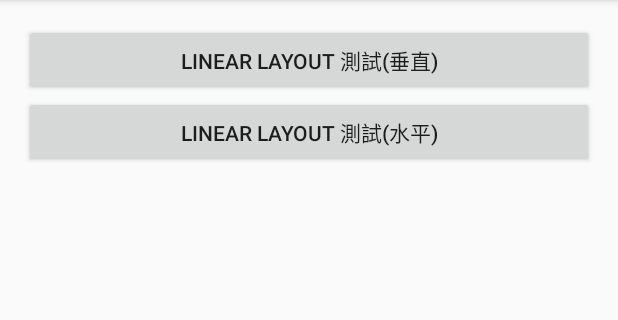
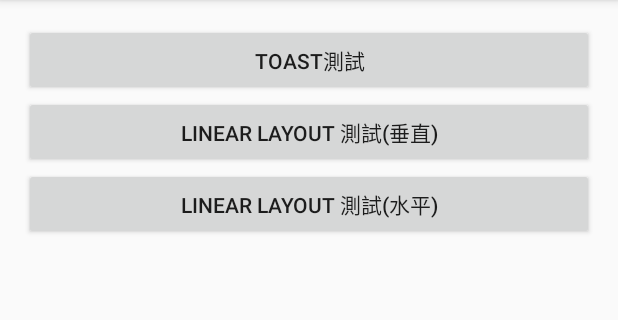
Before and after one commit to fishingboy/Android_Test, an Android app: the MainView screen opened directly, with no data from a screen before it, on a phone screen of 412 x 824 dp, the part 84-404 px from its top. Run offline under Robolectric (Android 15) with nearby library versions, the phone set to English and light mode, and no system bars.

Commit message:
[實驗] 顯示 Toast

```diff
--- a/app/src/main/java/com/leo_kuo/android_test/MainView.java
+++ b/app/src/main/java/com/leo_kuo/android_test/MainView.java
@@ -41,6 +41,14 @@ public class MainView extends ActionBarActivity {
     }
 
     /**
+         * 顯示 Toast (類似 alert)
+         */
+    public void showToast(View view)
+    {
+        Toast.makeText(view.getContext(), "這是一個Toast......", Toast.LENGTH_LONG).show();
+    }
+
+    /**
          * 顯示 Linear 測試畫面
          */
     public void showLinear(View view)
--- a/app/src/main/res/layout/activity_main.xml
+++ b/app/src/main/res/layout/activity_main.xml
@@ -8,6 +8,14 @@
     android:orientation="vertical"
     android:id="@+id/activity_main1"
     android:scrollbars="horizontal">
+
+    <Button
+        android:layout_width="fill_parent"
+        android:layout_height="wrap_content"
+        android:text="Toast測試"
+        android:id="@+id/btn_toast_show"
+        android:onClick="showToast"
+        android:layout_gravity="center_horizontal" />
 
     <Button
         android:layout_width="fill_parent"
```
